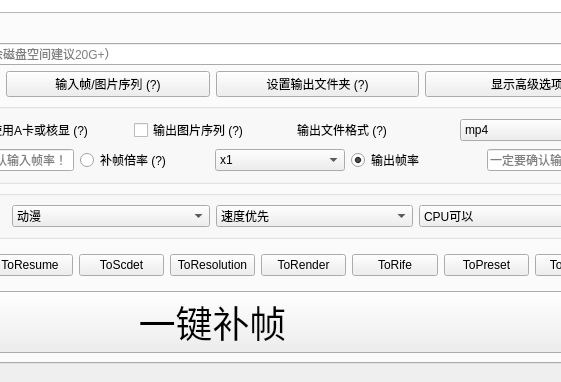
Above: Utils/SVFI_UI.ui from 100wman/RIFE_GUI before the change; both pictures show x 233 to 794 and y 479 to 861 of the 1319 by 861 pixel window. Below: the same form after it.
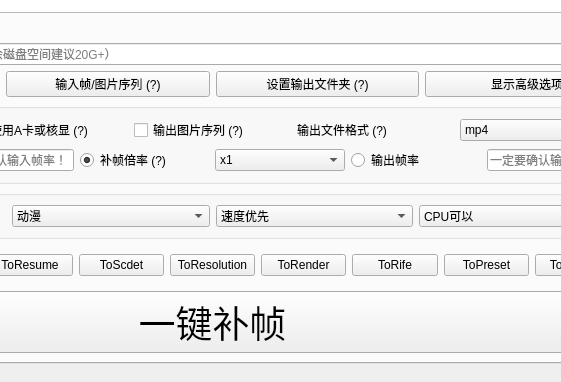
That is the form after the change. The open tabs and pages were chosen to show the change. Custom widgets are drawn as their Qt base class.

Commit message: Update SVFI 3.5.21 - Add start mission autofill(limited working)     - Add vob supports     - Optimize UI(be elaborated later)

Patch:
```diff
--- a/Utils/SVFI_UI.ui
+++ b/Utils/SVFI_UI.ui
@@ -258,7 +258,7 @@
                        <string>补帧倍率 (?)</string>
                       </property>
                       <property name="checked">
-                       <bool>false</bool>
+                       <bool>true</bool>
                       </property>
                      </widget>
                     </item>
@@ -316,7 +316,7 @@
                        <string>输出帧率</string>
                       </property>
                       <property name="checked">
-                       <bool>true</bool>
+                       <bool>false</bool>
                       </property>
                      </widget>
                     </item>
```
Left out of the diff: 18 changed lines with no effect on the pictures. The commit also changes 4 other files.
